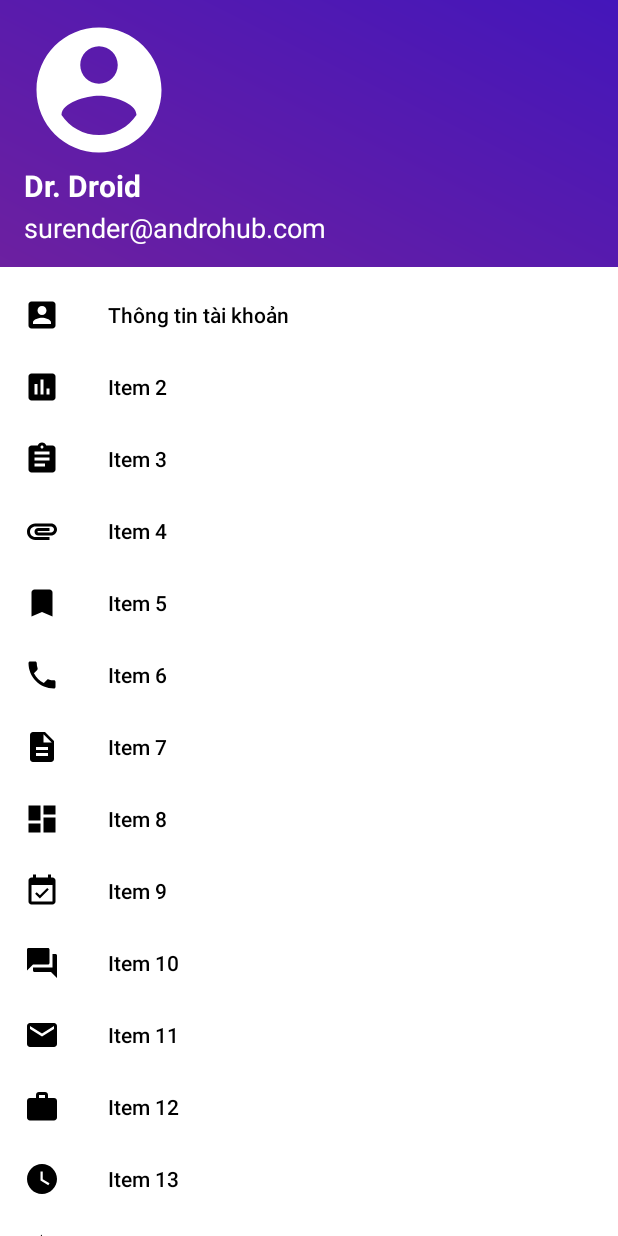
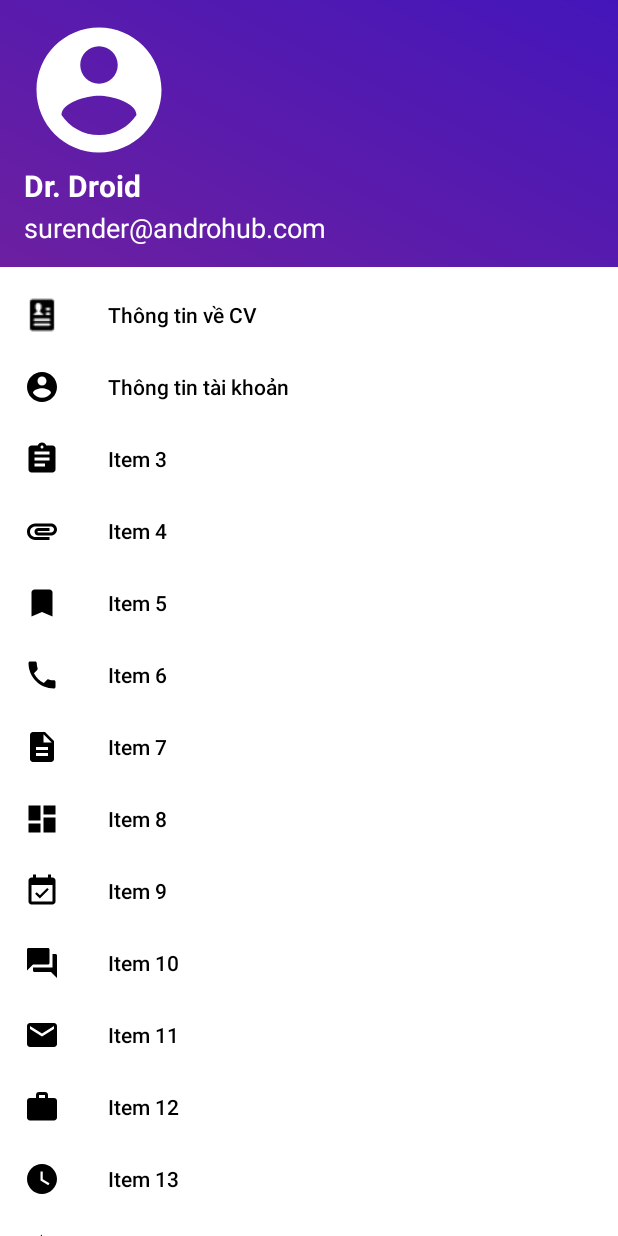
Before and after one commit to 21nghin/AppDemo, an Android app: the layout fragment_bottom_dialog.xml on its own in the app's theme, with its tools: preview values and no code run, on a phone screen of 412 x 824 dp. Run offline under Robolectric (Android 15) with nearby library versions, the phone set to English and light mode, and no system bars.

Commit message:
push 3h53p

```diff
--- a/app/src/main/AndroidManifest.xml
+++ b/app/src/main/AndroidManifest.xml
@@ -9,7 +9,8 @@
         android:roundIcon="@mipmap/ic_launcher_round"
         android:supportsRtl="true"
         android:theme="@style/AppTheme">
-        <activity android:name=".intent.ProfileActivity"></activity>
+        <activity android:name=".intent.UserActivity"></activity>
+        <activity android:name=".intent.ProfileActivity" />
         <activity android:name=".intent.PassordActivity" />
         <activity android:name=".intent.MainApp" />
         <activity android:name=".intent.MainLogin">
--- a/app/src/main/java/com/t3h/appdemo/intent/MainApp.java
+++ b/app/src/main/java/com/t3h/appdemo/intent/MainApp.java
@@ -18,6 +18,7 @@ import android.widget.Switch;
 import com.google.android.material.bottomappbar.BottomAppBar;
 import com.google.android.material.floatingactionbutton.FloatingActionButton;
 import com.google.android.material.tabs.TabLayout;
+import com.google.firebase.auth.FirebaseAuth;
 import com.t3h.appdemo.R;
 import com.t3h.appdemo.adapter.AppAdapter;
 import com.t3h.appdemo.fragment.BottomDialogFragment;
--- a/app/src/main/res/drawable/ic_account_circle_black_24dp.xml
+++ b/app/src/main/res/drawable/ic_account_circle_black_24dp.xml
@@ -1,5 +1,9 @@
-<vector android:height="24dp" android:tint="#FFFFFF"
-    android:viewportHeight="24.0" android:viewportWidth="24.0"
-    android:width="24dp" xmlns:android="http://schemas.android.com/apk/res/android">
-    <path android:fillColor="#FF000000" android:pathData="M12,2C6.48,2 2,6.48 2,12s4.48,10 10,10 10,-4.48 10,-10S17.52,2 12,2zM12,5c1.66,0 3,1.34 3,3s-1.34,3 -3,3 -3,-1.34 -3,-3 1.34,-3 3,-3zM12,19.2c-2.5,0 -4.71,-1.28 -6,-3.22 0.03,-1.99 4,-3.08 6,-3.08 1.99,0 5.97,1.09 6,3.08 -1.29,1.94 -3.5,3.22 -6,3.22z"/>
+<vector xmlns:android="http://schemas.android.com/apk/res/android"
+        android:width="24dp"
+        android:height="24dp"
+        android:viewportWidth="24.0"
+        android:viewportHeight="24.0">
+    <path
+        android:fillColor="#FFFFFFFF"
+        android:pathData="M12,2C6.48,2 2,6.48 2,12s4.48,10 10,10 10,-4.48 10,-10S17.52,2 12,2zM12,5c1.66,0 3,1.34 3,3s-1.34,3 -3,3 -3,-1.34 -3,-3 1.34,-3 3,-3zM12,19.2c-2.5,0 -4.71,-1.28 -6,-3.22 0.03,-1.99 4,-3.08 6,-3.08 1.99,0 5.97,1.09 6,3.08 -1.29,1.94 -3.5,3.22 -6,3.22z"/>
 </vector>
--- /dev/null
+++ b/app/src/main/res/drawable/ic_edit_black_24dp.xml
@@ -0,0 +1,5 @@
+<vector android:height="24dp" android:tint="#FFFFFF"
+    android:viewportHeight="24.0" android:viewportWidth="24.0"
+    android:width="24dp" xmlns:android="http://schemas.android.com/apk/res/android">
+    <path android:fillColor="#FF000000" android:pathData="M3,17.25V21h3.75L17.81,9.94l-3.75,-3.75L3,17.25zM20.71,7.04c0.39,-0.39 0.39,-1.02 0,-1.41l-2.34,-2.34c-0.39,-0.39 -1.02,-0.39 -1.41,0l-1.83,1.83 3.75,3.75 1.83,-1.83z"/>
+</vector>
--- a/app/src/main/res/layout/fragment_bottom_dialog.xml
+++ b/app/src/main/res/layout/fragment_bottom_dialog.xml
@@ -12,38 +12,14 @@
         android:layout_height="wrap_content">
 
         <ImageView
-            android:layout_alignParentLeft="true"
-            android:layout_alignParentTop="true"
             android:id="@+id/profile_image"
             android:layout_width="100dp"
             android:layout_height="100dp"
+            android:layout_alignParentLeft="true"
+            android:layout_alignParentTop="true"
+            android:layout_marginLeft="16dp"
             android:layout_marginTop="@dimen/dp_10"
-            android:layout_marginLeft="16dp"
             android:src="@drawable/ic_account_circle_black_24dp" />
-
-        <TextView
-            android:layout_below="@id/profile_image"
-            android:id="@+id/user_name"
-            android:layout_width="match_parent"
-            android:layout_height="wrap_content"
-            android:layout_marginLeft="16dp"
-            android:text="Dr. Droid"
-            android:textColor="@color/white"
-            android:textSize="@dimen/sp_20"
-            android:textStyle="bold" />
-
-        <TextView
-            android:layout_marginBottom="@dimen/dp_10"
-            android:textSize="@dimen/sp_18"
-            android:id="@+id/user_email"
-            android:layout_width="match_parent"
-            android:layout_height="wrap_content"
-            android:layout_below="@+id/user_name"
-            android:layout_marginLeft="16dp"
-            android:layout_marginTop="2dp"
-            android:text="surender@androhub.com"
-            android:textColor="@color/white" />
-
 
         <ImageView
             android:id="@+id/close_image_view"
@@ -52,18 +28,42 @@
             android:layout_alignParentRight="true"
             android:layout_centerVertical="true"
             android:padding="16dp"
-            android:visibility="gone"
-            android:src="@drawable/ic_close_black_24dp" />
+            android:src="@drawable/ic_close_black_24dp"
+            android:visibility="gone" />
+
+        <TextView
+            android:id="@+id/tv_email"
+            android:layout_width="match_parent"
+            android:layout_height="wrap_content"
+            android:layout_below="@+id/tv_Name"
+            android:layout_marginLeft="16dp"
+            android:layout_marginTop="2dp"
+            android:layout_marginBottom="@dimen/dp_10"
+            android:text="surender@androhub.com"
+            android:textColor="@color/white"
+            android:textSize="@dimen/sp_18" />
+
+
+        <TextView
+            android:id="@+id/tv_Name"
+            android:layout_width="match_parent"
+            android:layout_height="wrap_content"
+            android:layout_below="@id/profile_image"
+            android:layout_marginLeft="16dp"
+            android:text="Dr. Droid"
+            android:textColor="@color/white"
+            android:textSize="@dimen/sp_20"
+            android:textStyle="bold" />
     </RelativeLayout>
 
     <com.google.android.material.navigation.NavigationView
-        app:itemTextColor="#000"
-        app:itemIconTint="@color/black"
-        android:background="#fff"
         android:id="@+id/navigation_view"
         android:layout_width="match_parent"
         android:layout_height="match_parent"
         android:layout_marginTop="4dp"
+        android:background="#fff"
+        app:itemIconTint="@color/black"
+        app:itemTextColor="#000"
         app:menu="@menu/bottom_navigation_menu" />
 
 </LinearLayout>
--- a/app/src/main/res/layout/main_app.xml
+++ b/app/src/main/res/layout/main_app.xml
@@ -17,11 +17,11 @@
             android:id="@+id/id_tablayout"
             android:layout_width="match_parent"
             android:layout_height="wrap_content"
-            android:background="@color/colorMenu"
+            android:background="@color/white"
             app:tabIndicatorColor="@color/textMenuColor"
             app:tabMode="fixed"
             app:tabSelectedTextColor="@color/textMenuColor"
-            app:tabTextColor="@color/white" />
+            app:tabTextColor="@color/colorMenu" />
 
         <androidx.viewpager.widget.ViewPager
             android:id="@+id/id_viewpager"
--- a/app/src/main/res/layout/news_fragment.xml
+++ b/app/src/main/res/layout/news_fragment.xml
@@ -1,7 +1,7 @@
 <?xml version="1.0" encoding="utf-8"?>
 <LinearLayout xmlns:android="http://schemas.android.com/apk/res/android"
     android:layout_width="match_parent"
-    android:background="@drawable/shape_drawable"
+    android:background="@color/white"
     android:layout_height="match_parent"
     android:orientation="vertical">
 
--- a/app/src/main/res/layout/notification_fragment.xml
+++ b/app/src/main/res/layout/notification_fragment.xml
@@ -1,7 +1,7 @@
 <?xml version="1.0" encoding="utf-8"?>
 <LinearLayout xmlns:android="http://schemas.android.com/apk/res/android"
     android:layout_width="match_parent"
-    android:background="@drawable/shape_drawable"
+    android:background="@color/white"
     android:layout_height="match_parent"
     android:orientation="vertical">
     <TextView
--- a/app/src/main/res/layout/saved_fragment.xml
+++ b/app/src/main/res/layout/saved_fragment.xml
@@ -1,7 +1,7 @@
 <?xml version="1.0" encoding="utf-8"?>
 <LinearLayout xmlns:android="http://schemas.android.com/apk/res/android"
     android:layout_width="match_parent"
-    android:background="@drawable/shape_drawable"
+    android:background="@color/white"
     android:layout_height="match_parent"
     android:orientation="vertical">
 
--- a/app/src/main/res/menu/bottom_navigation_menu.xml
+++ b/app/src/main/res/menu/bottom_navigation_menu.xml
@@ -3,12 +3,12 @@
     <group android:checkableBehavior="none">
         <item
             android:id="@+id/item_info"
-            android:icon="@drawable/ic_account_box_black_24dp"
+            android:icon="@drawable/icons8_resume_24"
             android:title="@string/item_info" />
         <item
-            android:id="@+id/id_nav02"
-            android:icon="@drawable/ic_assessment_black_24dp"
-            android:title="Item 2" />
+            android:id="@+id/item_profile"
+            android:icon="@drawable/ic_account_circle_black_24dp"
+            android:title="@string/item_info_user" />
         <item
             android:id="@+id/id_nav03"
             android:icon="@drawable/ic_assignment_black_24dp"
@@ -62,7 +62,7 @@
             android:icon="@drawable/ic_info_black_24dp"
             android:title="Item 15" />
         <item
-            android:id="@+id/id_nav16"
+            android:id="@+id/item_logout"
             android:icon="@drawable/ic_power_settings_new_black_24dp"
             android:title="@string/item_logout" />
     </group>
--- a/app/src/main/res/values/dimens.xml
+++ b/app/src/main/res/values/dimens.xml
@@ -20,4 +20,5 @@
     <dimen name="dp_1">1dp</dimen>
     <dimen name="dp_8">8dp</dimen>
     <dimen name="dp_6">6dp</dimen>
+    <dimen name="dp_500">500dp</dimen>
 </resources>
--- a/app/src/main/res/values/strings.xml
+++ b/app/src/main/res/values/strings.xml
@@ -46,7 +46,9 @@
     <string name="log_out">Đăng xuất</string>
     <string name="btn_reset_passwrod">Đổi mật khẩu</string>
     <string name="import_email">Nhập Email để Reset lại mật khẩu!</string>
-    <string name="item_info">Thông tin tài khoản</string>
+    <string name="item_info">Thông tin về CV</string>
     <string name="item_logout">Đăng xuất</string>
-    <string name="btn_create_info">Tạo mới thông tin</string>
+    <string name="btn_create_info">Tạo mới CV</string>
+    <string name="item_info_user">Thông tin tài khoản</string>
+    <string name="text_content">Of course, some code must have been written to govern the behaviors of the widgets and Views in our samples above. The CoordinatorLayout automatically does all this already. However, you might want to define your own reactions and behaviors, rather than use the default and standard behaviors. It is remarkably easy to do. The complexity lies in how unique a behavior you want, and not in implementing a behavior. Our custom behavior is really simple. From the FabFollowsWidget sample above, we want the CircleImageView to grow larger as the user scrolls to the end of the Cards.</string>
 </resources>
```
Also changed, not shown: app/src/main/java/com/t3h/appdemo/fragment/BottomDialogFragment.java (+45 -13 lines), app/src/main/java/com/t3h/appdemo/fragment/RegisterFragment.java (+15 -8 lines), app/src/main/java/com/t3h/appdemo/intent/UserActivity.java (added, +34 -0 lines), app/src/main/java/com/t3h/appdemo/model/User.java (+33 -12 lines), app/src/main/res/layout/activity_user.xml (added, +53 -0 lines), app/src/main/res/layout/content_user.xml (added, +24 -0 lines), app/src/main/res/drawable/galaxy_slayer_zed.jpg (added), app/src/main/res/drawable/icons8_resume_24.png (added).
